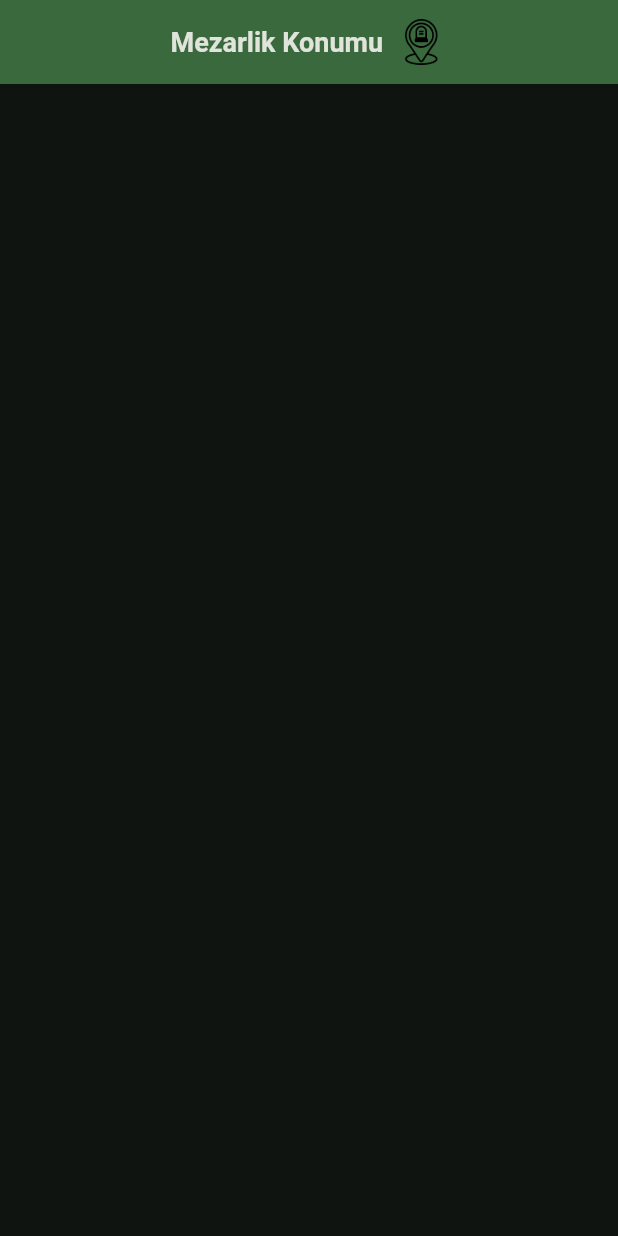
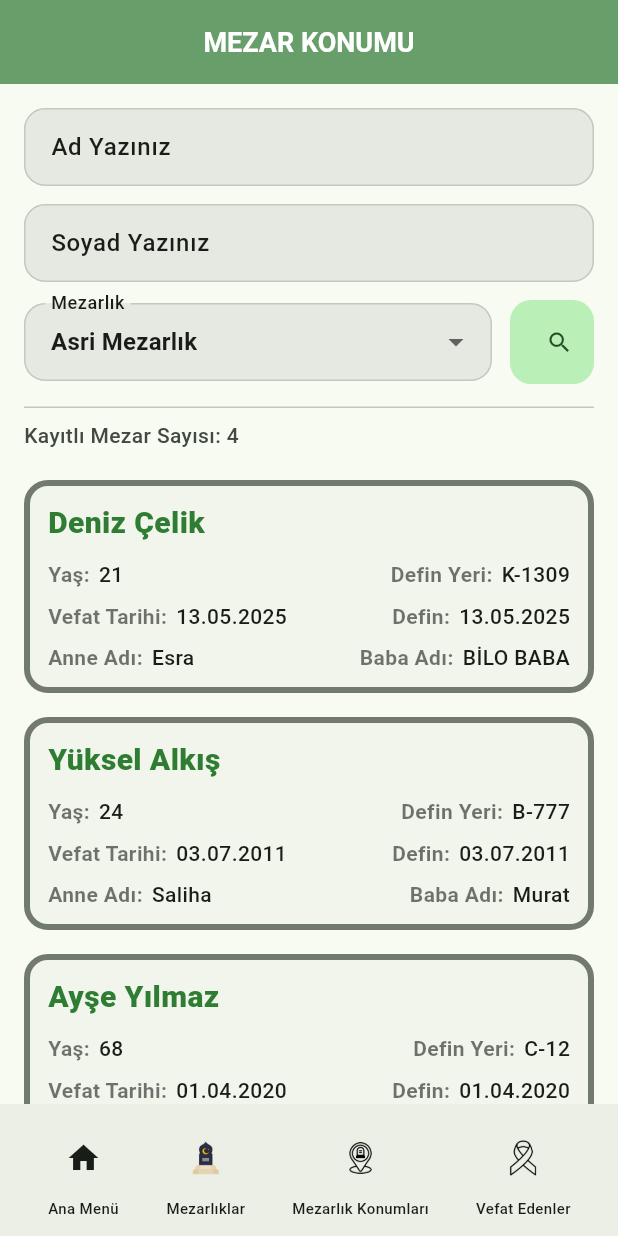
Before and after one commit to yukseelalkis/MezMaps, a Flutter app: the screen it shows after launch, on a phone screen of 412 x 824 dp. Run offline on Flutter 3.47's test engine with Material 3 defaults, Android fonts, the phone set to English and light mode, and no system bars; our stand-ins replace equatable, flutter_bloc, get_it, google_fonts, lottie.

Commit message:
mezar konumu sayfası yapıldı

```diff
--- a/lib/feature/grave_location/view/grave_location_view.dart
+++ b/lib/feature/grave_location/view/grave_location_view.dart
@@ -1,26 +1,230 @@
 import 'package:flutter/material.dart';
-import 'package:gen/gen.dart';
-import 'package:mezmaps/product/utility/constant/language/product_string.dart';
-import 'package:mezmaps/product/widgets/custom_app_bar.dart';
+import 'package:mezmaps/feature/home/view/home_view.dart';
 
-class GraveLocationView extends StatefulWidget {
-  const GraveLocationView({super.key});
+class GraveSearchPage extends StatefulWidget {
+  const GraveSearchPage({super.key});
+  @override
+  State<GraveSearchPage> createState() => _GraveSearchPageState();
+}
+
+class _GraveSearchPageState extends State<GraveSearchPage> {
+  final _ad = TextEditingController();
+  final _soyad = TextEditingController();
+  final _mezarliklar = const ['Asri Mezarlık', 'Yeşilkent Mezarlığı'];
+  String? _mezarlik = 'Asri Mezarlık';
+
+  final List<_Grave> _all = const [
+    _Grave(
+      'Deniz',
+      'Çelik',
+      21,
+      '13.05.2025',
+      'K-1309',
+      'Asri Mezarlık',
+      "Esra",
+      "BİLO BABA",
+    ),
+    _Grave(
+      'Yüksel',
+      'Alkış',
+      24,
+      '03.07.2011',
+      'B-777',
+      'Yeşilkent Mezarlığı',
+      "Saliha",
+      "Murat",
+    ),
+    _Grave(
+      'Ayşe',
+      'Yılmaz',
+      68,
+      '01.04.2020',
+      'C-12',
+      'Yeşilkent Mezarlığı',
+      "Esma",
+      "Ali",
+    ),
+    _Grave(
+      "Eren",
+      "Selli",
+      31,
+      "22.10.2024",
+      "K-1910",
+      "Asri Mezarlık",
+      "Arzu",
+      "Şükrü",
+    ),
+  ];
+  late List<_Grave> _result = List.of(_all);
+
+  void _search() {
+    final a = _ad.text.trim().toLowerCase();
+    final s = _soyad.text.trim().toLowerCase();
+    final m = _mezarlik;
+    setState(() {
+      _result = _all.where((g) {
+        final adOk = a.isEmpty || g.ad.toLowerCase().contains(a);
+        final soOk = s.isEmpty || g.soyad.toLowerCase().contains(s);
+        final meOk = m == null || g.mezarlik == m;
+        return adOk && soOk && meOk;
+      }).toList();
+    });
+  }
 
   @override
-  State<GraveLocationView> createState() => _GraveLocationViewState();
-}
-
-class _GraveLocationViewState extends State<GraveLocationView> {
-  @override
   Widget build(BuildContext context) {
-    final gl = Theme.of(context).colorScheme;
-
+    final cs = Theme.of(context).colorScheme;
     return Scaffold(
-      appBar: CustomAppbar(
-        text: ProjectString.cemeteryLocations,
-        widget: Assets.icons.mkLight.image(package: 'gen',width: 35)
+      appBar: AppBar(title: const Text('MEZAR KONUMU'), centerTitle: true),
+      body: ListView(
+        padding: const EdgeInsets.all(16),
+        children: [
+          TextField(
+            controller: _ad,
+            decoration: const InputDecoration(
+              labelText: 'Ad Yazınız',
+              border: OutlineInputBorder(),
+            ),
+          ),
+          const SizedBox(height: 12),
+          TextField(
+            controller: _soyad,
+            decoration: const InputDecoration(
+              labelText: 'Soyad Yazınız',
+              border: OutlineInputBorder(),
+            ),
+          ),
+          const SizedBox(height: 12),
+          Row(
+            children: [
+              Expanded(
+                child: DropdownButtonFormField<String>(
+                  value: _mezarlik,
+                  decoration: const InputDecoration(
+                    labelText: 'Mezarlık',
+                    border: OutlineInputBorder(),
+                  ),
+                  items: _mezarliklar
+                      .map((e) => DropdownMenuItem(value: e, child: Text(e)))
+                      .toList(),
+                  onChanged: (v) => setState(() => _mezarlik = v),
+                ),
+              ),
+              const SizedBox(width: 12),
+              SizedBox(
+                height: 56,
+                width: 56,
+                child: FilledButton(
+                  onPressed: _search,
+                  child: const Icon(Icons.search),
+                ),
+              ),
+            ],
+          ),
+          const SizedBox(height: 16),
+          const Divider(),
+          const SizedBox(height: 8),
+          Text(
+            'Kayıtlı Mezar Sayısı: ${_result.length}',
+            style: TextStyle(color: cs.onSurfaceVariant),
+          ),
+          const SizedBox(height: 12),
+          ..._result.map((g) => _GraveCard(g)).toList(),
+          const SizedBox(height: 24),
+        ],
       ),
-
+      bottomNavigationBar: BottomBar(),
     );
   }
 }
+
+class _GraveCard extends StatelessWidget {
+  const _GraveCard(this.g, {super.key});
+  final _Grave g;
+
+  @override
+  Widget build(BuildContext context) {
+    final cs = Theme.of(context).colorScheme;
+    return Card(
+      margin: const EdgeInsets.symmetric(vertical: 8),
+      elevation: 0,
+      shape: RoundedRectangleBorder(
+        borderRadius: BorderRadius.circular(16),
+        side: BorderSide(
+          color: cs.outline,
+          width: 4.0, // burayı değiştirerek kalınlığı artırabilirsin
+        ),
+      ),
+
+      child: Padding(
+        padding: const EdgeInsets.fromLTRB(16, 14, 16, 14),
+        child: Column(
+          crossAxisAlignment: CrossAxisAlignment.start,
+          children: [
+            Text(
+              '${g.ad} ${g.soyad}',
+              style: TextStyle(
+                fontWeight: FontWeight.w800,
+                fontSize: 20,
+                color: Colors.green.shade800,
+              ),
+            ),
+            const SizedBox(height: 10),
+            Row(
+              mainAxisAlignment: MainAxisAlignment.spaceBetween,
+              children: [
+                _kv('Yaş:', '${g.yas}'),
+                _kv('Defin Yeri:', g.definYeri),
+              ],
+            ),
+            const SizedBox(height: 8),
+            Row(
+              mainAxisAlignment: MainAxisAlignment.spaceBetween,
+              children: [
+                _kv('Vefat Tarihi:', g.definTarihi),
+                _kv('Defin:', g.definTarihi),
+              ],
+            ),
+            SizedBox(height: 7),
+            Row(
+              mainAxisAlignment: MainAxisAlignment.spaceBetween,
+              children: [
+                _kv('Anne Adı:', g.anneAdi),
+                _kv('Baba Adı:', g.babaAdi),
+              ],
+            ),
+          ],
+        ),
+      ),
+    );
+  }
+
+  Widget _kv(String k, String v) => Row(
+    children: [
+      Text(
+        k,
+        style: const TextStyle(
+          fontWeight: FontWeight.w700,
+          color: Colors.black54,
+        ),
+      ),
+      const SizedBox(width: 6),
+      Text(v),
+    ],
+  );
+}
+
+class _Grave {
+  final String ad, soyad, definTarihi, definYeri, mezarlik, anneAdi, babaAdi;
+  final int yas;
+  const _Grave(
+    this.ad,
+    this.soyad,
+    this.yas,
+    this.definTarihi,
+    this.definYeri,
+    this.mezarlik,
+    this.anneAdi,
+    this.babaAdi,
+  );
+}
--- a/lib/feature/home/view/home_view.dart
+++ b/lib/feature/home/view/home_view.dart
@@ -72,7 +72,7 @@ class _HomeViewState extends BaseState<HomeView> with HomeViewMixin {
           ),
         ],
       ),
-      bottomNavigationBar: _BottomBar(),
+      bottomNavigationBar: BottomBar(),
     );
   }
 }
--- a/lib/feature/home/widget/home_view_widget.dart
+++ b/lib/feature/home/widget/home_view_widget.dart
@@ -35,8 +35,8 @@ class _CustomButton extends StatelessWidget {
 }
 
 /// Ayarlanacak
-class _BottomBar extends StatelessWidget {
-  const _BottomBar();
+class BottomBar extends StatelessWidget {
+  const BottomBar();
 
   @override
   Widget build(BuildContext context) {
--- a/lib/main.dart
+++ b/lib/main.dart
@@ -18,8 +18,8 @@ class MyApp extends StatelessWidget {
     return MaterialApp(
       darkTheme: CustomDarkTheme().themeData,
       theme: CustomLightTheme().themeData,
-      themeMode: ThemeMode.dark,
-      home: GraveLocationView(),
+      themeMode: ThemeMode.light,
+      home: GraveSearchPage(),
     );
   }
 }
```
